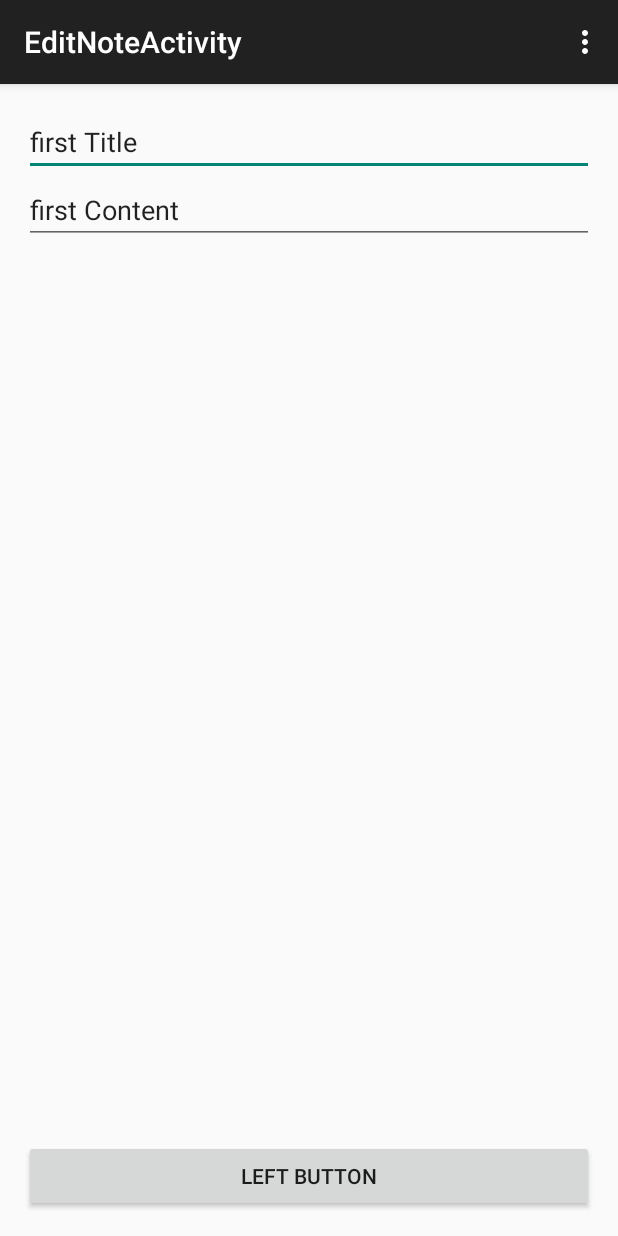
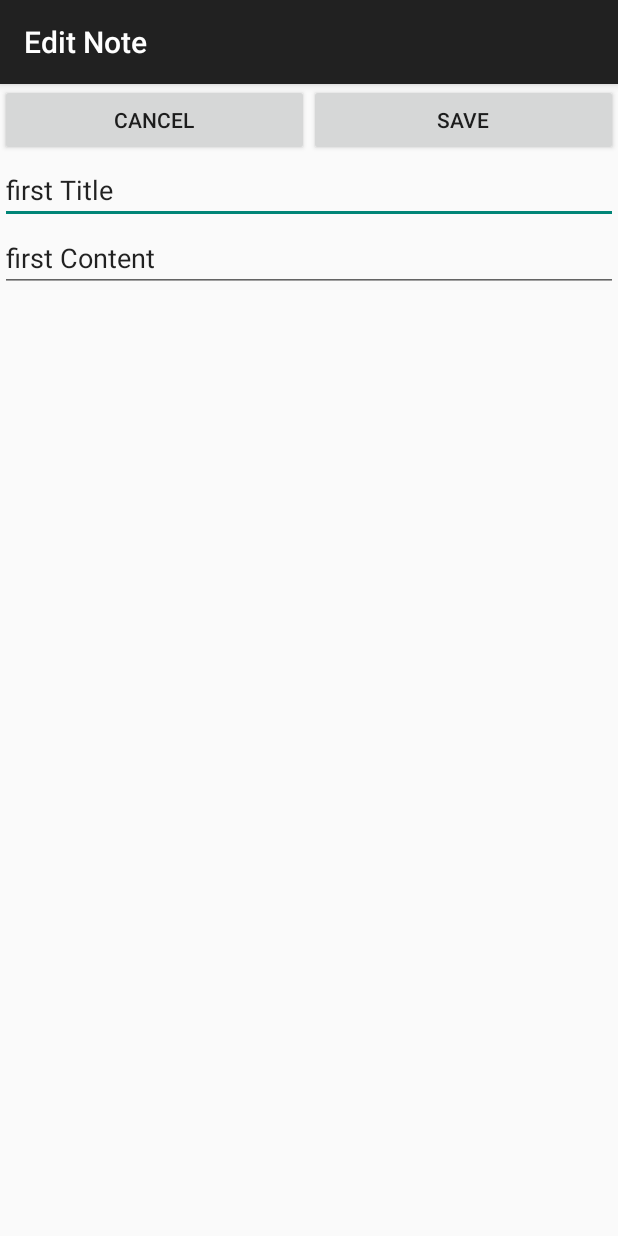
Before and after one commit to sagiyemi/Notepad, an Android app: the screen it shows after launch (EditNoteActivity), after a tap on "first Title", on a phone screen of 412 x 824 dp. Run offline under Robolectric (Android 15) with nearby library versions, the phone set to English and light mode, and no system bars.

Commit message:
app completed

```diff
--- a/app/src/main/java/com/example/mynotepad/app/EditNoteActivity.java
+++ b/app/src/main/java/com/example/mynotepad/app/EditNoteActivity.java
@@ -1,51 +1,62 @@
 package com.example.mynotepad.app;
 
+import android.os.Bundle;
 import android.support.v7.app.ActionBarActivity;
-import android.os.Bundle;
-import android.view.Menu;
-import android.view.MenuItem;
+import android.view.View;
+import android.widget.Button;
 import android.widget.EditText;
-import android.widget.Toast;
 
 
-public class EditNoteActivity extends ActionBarActivity {
-    EditText editSubject;
-    EditText editContent;
+public class EditNoteActivity extends ActionBarActivity implements View.OnClickListener {
+    private EditText editSubject;
+    private EditText editContent;
+    private int noteIndex;
+    private boolean isNewNote = false;
+    private Button saveButton;
+    private Button cancelButton;
+    private NotepadApplication notepadApplication;
 
     @Override
     protected void onCreate(Bundle savedInstanceState) {
         super.onCreate(savedInstanceState);
         setContentView(R.layout.activity_edit_note);
-        NotepadApplication notepadApplication = (NotepadApplication) getApplication();
-        int i = getIntent().getExtras().getInt("index");
-        Note note = notepadApplication.notesList.get(i);
+
         editSubject = (EditText) findViewById(R.id.editSubject);
         editContent = (EditText) findViewById(R.id.editContent);
-        editSubject.setText(note.getSubject());
-        editContent.setText(note.getContent());
+        saveButton = (Button) findViewById(R.id.saveButton);
+        cancelButton = (Button) findViewById(R.id.cancelButton);
+        saveButton.setOnClickListener(this);
+        cancelButton.setOnClickListener(this);
 
-        Toast.makeText(this, String.format("Subject: %s, Content: %s",note.getSubject(),note.getContent()), Toast.LENGTH_LONG).show();
+        notepadApplication = (NotepadApplication) getApplication();
+        noteIndex = getIntent().getExtras().getInt("index");
+
+        if (noteIndex == NotepadApplication.NEWNOTE) {
+            isNewNote = true;
+        } else {
+            Note note = notepadApplication.getNotesList().get(noteIndex);
+            editSubject.setText(note.getSubject());
+            editContent.setText(note.getContent());
+        }
     }
 
 
     @Override
-    public boolean onCreateOptionsMenu(Menu menu) {
-
-        // Inflate the menu; this adds items to the action bar if it is present.
-        getMenuInflater().inflate(R.menu.edit_note, menu);
-        return true;
+    public void onClick(View view) {
+        switch (view.getId()) {
+            case R.id.saveButton:
+                if (isNewNote) {
+                    notepadApplication.addNewNote(editSubject.getText().toString(), editContent.getText().toString());
+                } else {
+                    notepadApplication.updateNote(noteIndex, editSubject.getText().toString(), editContent.getText().toString());
+                }
+                break;
+            case R.id.cancelButton:
+                // do nothing, simply go back
+                break;
+            default:
+                break;
+        }
+        finish();
     }
-
-    @Override
-    public boolean onOptionsItemSelected(MenuItem item) {
-        // Handle action bar item clicks here. The action bar will
-        // automatically handle clicks on the Home/Up button, so long
-        // as you specify a parent activity in AndroidManifest.xml.
-        int id = item.getItemId();
-        if (id == R.id.action_settings) {
-            return true;
-        }
-        return super.onOptionsItemSelected(item);
-    }
-
 }
--- a/app/src/main/java/com/example/mynotepad/app/MainActivity.java
+++ b/app/src/main/java/com/example/mynotepad/app/MainActivity.java
@@ -1,73 +1,54 @@
 package com.example.mynotepad.app;
 
+import android.app.ListActivity;
 import android.content.Intent;
-import android.database.DataSetObserver;
 import android.os.Bundle;
-import android.view.Menu;
-import android.view.MenuItem;
-import android.app.ListActivity;
 import android.view.View;
-import android.view.ViewGroup;
 import android.widget.AdapterView;
-import android.widget.ArrayAdapter;
-import android.widget.ListAdapter;
+import android.widget.Button;
 import android.widget.ListView;
-import android.widget.SimpleCursorAdapter;
-import android.widget.TextView;
-import android.widget.Toast;
 
 import java.util.ArrayList;
 
 
-public class MainActivity extends ListActivity implements AdapterView.OnItemClickListener {
-    ArrayList<Note> notesList;
+public class MainActivity extends ListActivity implements AdapterView.OnItemClickListener, View.OnClickListener {
+    private ArrayList<Note> notesList;
+    private Button addNewNoteButton;
 
     @Override
     protected void onCreate(Bundle savedInstanceState) {
         super.onCreate(savedInstanceState);
         setContentView(R.layout.note_list);
 
-        NotepadApplication notepadApplication = (NotepadApplication)getApplication();
-        notesList = notepadApplication.notesList;
-
-        NoteAdapter adapter = new NoteAdapter(this, R.layout.title_row,notesList);
-        this.setListAdapter(adapter);
+        NotepadApplication notepadApplication = (NotepadApplication) getApplication();
+        notesList = notepadApplication.getNotesList();
 
         ListView notesListView = getListView();
         notesListView.setOnItemClickListener(this);
 
-    }
-
-
-    @Override
-    public boolean onCreateOptionsMenu(Menu menu) {
-
-        // Inflate the menu; this adds items to the action bar if it is present.
-        getMenuInflater().inflate(R.menu.main, menu);
-        return true;
+        addNewNoteButton = (Button) findViewById(R.id.addNewNoteButton);
+        addNewNoteButton.setOnClickListener(this);
     }
 
     @Override
-    public boolean onOptionsItemSelected(MenuItem item) {
-        // Handle action bar item clicks here. The action bar will
-        // automatically handle clicks on the Home/Up button, so long
-        // as you specify a parent activity in AndroidManifest.xml.
-        int id = item.getItemId();
-        if (id == R.id.action_settings) {
-            return true;
-        }
-        return super.onOptionsItemSelected(item);
+    protected void onResume() {
+        super.onResume();
+        setListAdapter(new NoteAdapter(this, R.layout.title_row, notesList));
     }
 
+    // click on one of the notes
     @Override
     public void onItemClick(AdapterView<?> adapterView, View view, int i, long l) {
-        String subject = notesList.get(i).getSubject();
-        String content = notesList.get(i).getContent();
-        Toast.makeText(this, String.format("Subject: %s, Content: %s", subject,content), Toast.LENGTH_LONG).show();
-
         Intent intent = new Intent(getApplicationContext(), EditNoteActivity.class);
         intent.putExtra("index", i);
         startActivity(intent);
+    }
 
+    // click on add new note button
+    @Override
+    public void onClick(View view) {
+        Intent intent = new Intent(getApplicationContext(), EditNoteActivity.class);
+        intent.putExtra("index", NotepadApplication.NEWNOTE);
+        startActivity(intent);
     }
 }
--- a/app/src/main/java/com/example/mynotepad/app/NotepadApplication.java
+++ b/app/src/main/java/com/example/mynotepad/app/NotepadApplication.java
@@ -8,12 +8,32 @@ import java.util.ArrayList;
  * Created by amit_gueta on 4/8/14.
  */
 public class NotepadApplication extends Application{
-    ArrayList<Note> notesList;
+    public static final int NEWNOTE = -1;
+    private ArrayList<Note> notesList;
 
     @Override
     public void onCreate() {
         super.onCreate();
         notesList = new ArrayList<Note>();
+        initArrayWithSomething();
+    }
+
+    public void updateNote(int index, String subject, String content) {
+        Note note = notesList.get(index);
+        note.setSubject(subject);
+        note.setContent(content);
+    }
+
+    public void addNewNote(String subject, String content) {
+        Note note = new Note(subject,content);
+        notesList.add(note);
+    }
+
+    public ArrayList<Note> getNotesList() {
+        return this.notesList;
+    }
+
+    private void initArrayWithSomething() {
         notesList.add(new Note("first Title", "first Content"));
         notesList.add(new Note("second Title", "second Content"));
         notesList.add(new Note("third Title", "third Content"));
--- a/app/src/main/res/layout/activity_edit_note.xml
+++ b/app/src/main/res/layout/activity_edit_note.xml
@@ -1,48 +1,42 @@
-<RelativeLayout xmlns:android="http://schemas.android.com/apk/res/android"
-    xmlns:tools="http://schemas.android.com/tools"
+<LinearLayout xmlns:android="http://schemas.android.com/apk/res/android"
+    android:orientation="vertical"
     android:layout_width="match_parent"
-    android:layout_height="match_parent"
-    android:paddingLeft="@dimen/activity_horizontal_margin"
-    android:paddingRight="@dimen/activity_horizontal_margin"
-    android:paddingTop="@dimen/activity_vertical_margin"
-    android:paddingBottom="@dimen/activity_vertical_margin"
-    tools:context="com.example.mynotepad.app.EditNoteActivity">
+    android:layout_height="match_parent">
+
+    <LinearLayout
+        android:orientation="horizontal"
+        android:layout_width="match_parent"
+        android:layout_height="wrap_content"
+        android:layout_gravity="">
+
+
+        <Button
+            android:layout_weight="1"
+            android:layout_width="match_parent"
+            android:layout_height="wrap_content"
+            android:text="@string/cancel"
+            android:id="@+id/cancelButton" />
+
+        <Button
+            android:layout_weight="1"
+            android:layout_width="match_parent"
+            android:layout_height="wrap_content"
+            android:text="@string/save"
+            android:id="@+id/saveButton" />
+    </LinearLayout>
 
     <EditText
+        android:hint="@string/note_subject"
         android:layout_width="match_parent"
         android:layout_height="wrap_content"
-        android:id="@+id/editSubject"
-        android:layout_alignParentTop="true"
-        android:layout_alignParentLeft="true"
-        android:layout_alignParentStart="true"
-        android:text="Some Subject" />
+        android:id="@+id/editSubject" />
 
     <EditText
+        android:hint="@string/note_content"
         android:gravity="top"
         android:layout_width="match_parent"
         android:layout_height="wrap_content"
-        android:id="@+id/editContent"
-        android:layout_below="@+id/editSubject"
-        android:layout_alignParentRight="true"
-        android:layout_alignParentEnd="true"
-        android:text="Some Text \nAnd more text" />
+        android:id="@+id/editContent" />
 
-    <Button
 
-        android:layout_width="match_parent"
-        android:layout_height="wrap_content"
-        android:text="Left Button"
-        android:id="@+id/button"
-        android:layout_alignParentBottom="true"
-        android:layout_alignParentLeft="true"
-        android:layout_alignParentStart="true" />
-
-    <Button
-        android:layout_width="match_parent"
-        android:layout_height="wrap_content"
-        android:text="Right Button"
-        android:id="@+id/button2"
-        android:layout_alignParentBottom="true"
-        android:layout_toRightOf="@+id/button" />
-
-</RelativeLayout>
+</LinearLayout>
--- a/app/src/main/res/values/strings.xml
+++ b/app/src/main/res/values/strings.xml
@@ -1,10 +1,14 @@
 <?xml version="1.0" encoding="utf-8"?>
 <resources>
 
-    <string name="app_name">MyNotepad</string>
+    <string name="app_name">My Notepad</string>
     <string name="hello_world">Hello world!</string>
     <string name="action_settings">Settings</string>
-    <string name="not_application">Note Application</string>
-    <string name="title_activity_edit_note">EditNoteActivity</string>
+    <string name="note_application">Note Application</string>
+    <string name="title_activity_edit_note">Edit Note</string>
+    <string name="cancel">Cancel</string>
+    <string name="save">Save</string>
+    <string name="note_subject">Note Subject</string>
+    <string name="note_content">Note Content</string>
 
 </resources>
```
Also changed, not shown: app/src/main/res/layout/activity_main.xml (deleted, +0 -16 lines), app/src/main/res/layout/note_list.xml (+11 -18 lines), 2 other files.
